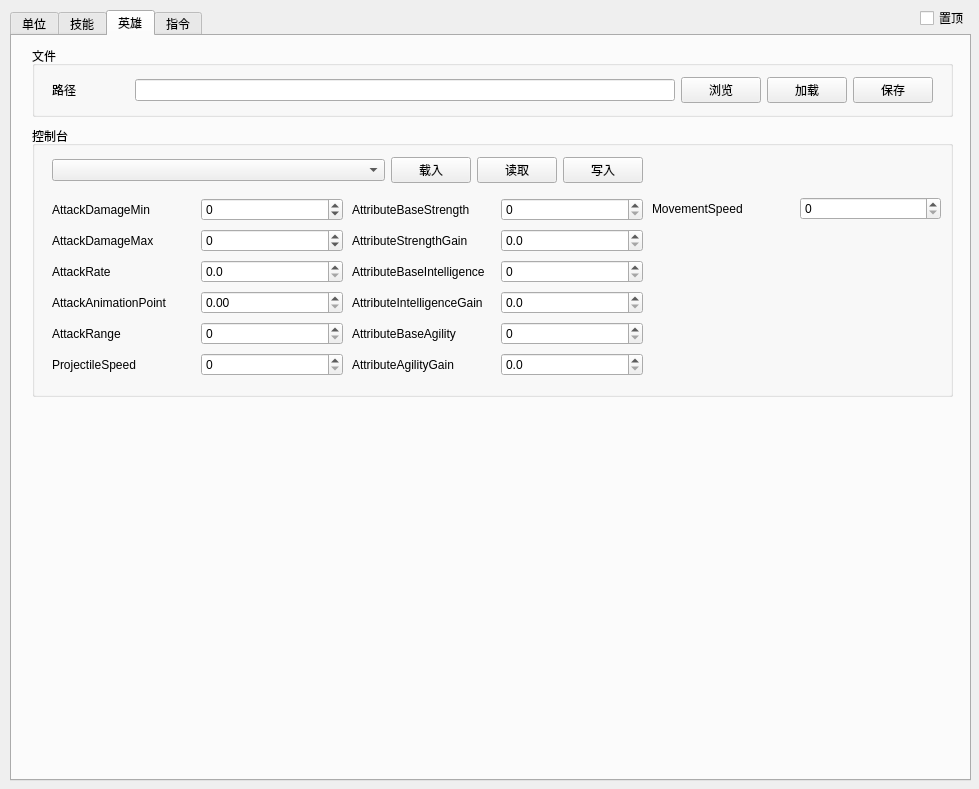
Before: the Qt Designer form untitled.ui in JeremyChim/Dota-Tool, drawn with Qt 5.
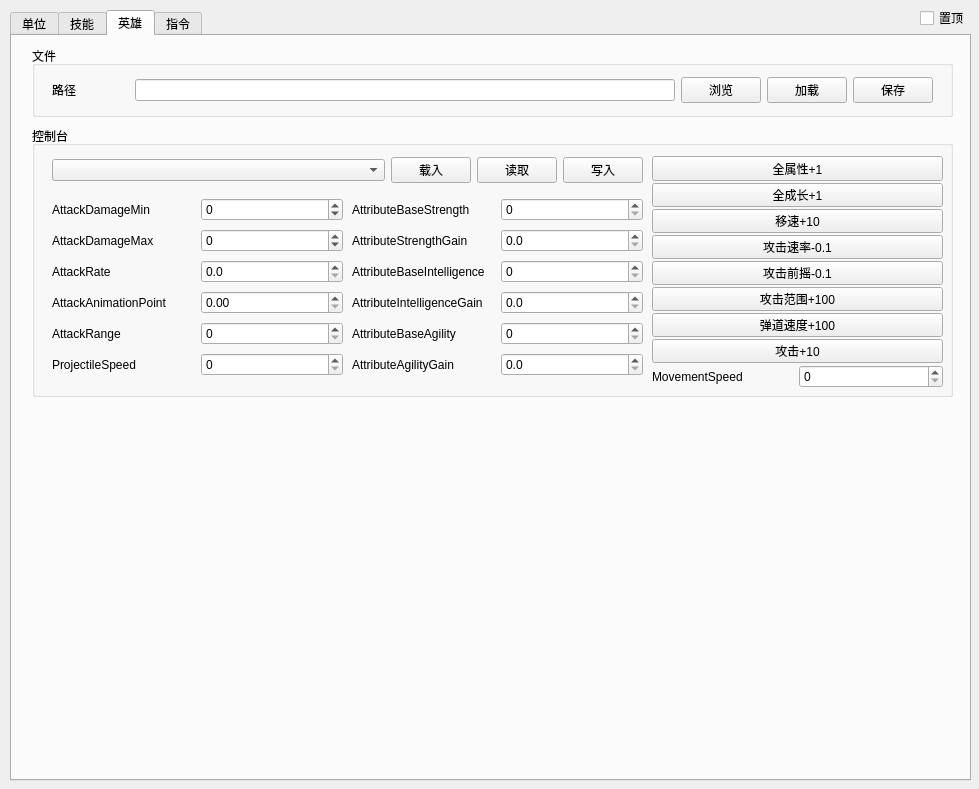
After: the same form once the commit is applied. The open tabs and pages were chosen to show the change.

Commit message: add function (init_attr_button; add_attr)

```diff
--- a/untitled.ui
+++ b/untitled.ui
@@ -1333,35 +1333,98 @@
       <property name="geometry">
        <rect>
         <x>620</x>
-        <y>70</y>
-        <width>289</width>
-        <height>26</height>
+        <y>30</y>
+        <width>291</width>
+        <height>232</height>
        </rect>
       </property>
-      <layout class="QHBoxLayout" name="horizontalLayout_22">
+      <layout class="QVBoxLayout" name="verticalLayout_16">
+       <property name="spacing">
+        <number>2</number>
+       </property>
        <item>
-        <widget class="QLabel" name="label_21">
+        <widget class="QPushButton" name="pushButton_37">
          <property name="text">
-          <string>MovementSpeed</string>
+          <string>全属性+1</string>
          </property>
         </widget>
        </item>
        <item>
-        <widget class="QDoubleSpinBox" name="doubleSpinBox_12">
-         <property name="decimals">
-          <number>0</number>
+        <widget class="QPushButton" name="pushButton_38">
+         <property name="text">
+          <string>全成长+1</string>
          </property>
-         <property name="minimum">
-          <double>0.000000000000000</double>
+        </widget>
+       </item>
+       <item>
+        <widget class="QPushButton" name="pushButton_39">
+         <property name="text">
+          <string>移速+10</string>
          </property>
-         <property name="maximum">
-          <double>100000.000000000000000</double>
+        </widget>
+       </item>
+       <item>
+        <widget class="QPushButton" name="pushButton_40">
+         <property name="text">
+          <string>攻击速率-0.1</string>
          </property>
-         <property name="singleStep">
-          <double>20.000000000000000</double>
+        </widget>
+       </item>
+       <item>
+        <widget class="QPushButton" name="pushButton_41">
+         <property name="text">
+          <string>攻击前摇-0.1</string>
          </property>
         </widget>
        </item>
+       <item>
+        <widget class="QPushButton" name="pushButton_42">
+         <property name="text">
+          <string>攻击范围+100</string>
+         </property>
+        </widget>
+       </item>
+       <item>
+        <widget class="QPushButton" name="pushButton_43">
+         <property name="text">
+          <string>弹道速度+100</string>
+         </property>
+        </widget>
+       </item>
+       <item>
+        <widget class="QPushButton" name="pushButton_44">
+         <property name="text">
+          <string>攻击+10</string>
+         </property>
+        </widget>
+       </item>
+       <item>
+        <layout class="QHBoxLayout" name="horizontalLayout_22">
+         <item>
+          <widget class="QLabel" name="label_21">
+           <property name="text">
+            <string>MovementSpeed</string>
+           </property>
+          </widget>
+         </item>
+         <item>
+          <widget class="QDoubleSpinBox" name="doubleSpinBox_12">
+           <property name="decimals">
+            <number>0</number>
+           </property>
+           <property name="minimum">
+            <double>0.000000000000000</double>
+           </property>
+           <property name="maximum">
+            <double>100000.000000000000000</double>
+           </property>
+           <property name="singleStep">
+            <double>1.000000000000000</double>
+           </property>
+          </widget>
+         </item>
+        </layout>
+       </item>
       </layout>
      </widget>
     </widget>
```
Left out of the diff: 39 changed lines with no effect on the pictures. The commit also changes 3 other files.
